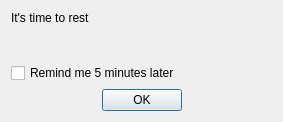
This is restnotifier/restdialog.ui in swarmer/restnotifier as Qt 5 draws it before an edit. The edited form follows.
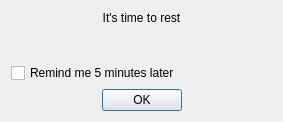
This is the edited form. Icons and pictures are not drawn.

Commit message: Center-align message in dialog

What changed in the file:
```diff
--- a/restnotifier/restdialog.ui
+++ b/restnotifier/restdialog.ui
@@ -35,6 +35,9 @@
      <property name="text">
       <string>It's time to rest</string>
      </property>
+     <property name="alignment">
+      <set>Qt::AlignCenter</set>
+     </property>
     </widget>
    </item>
    <item>
```
